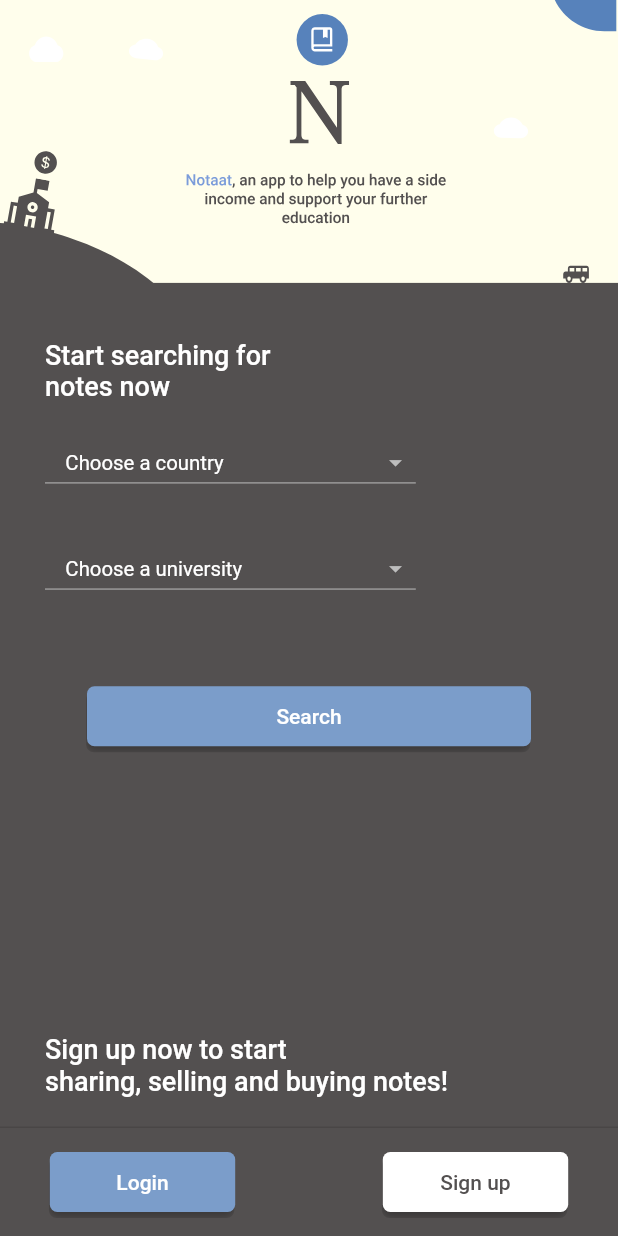
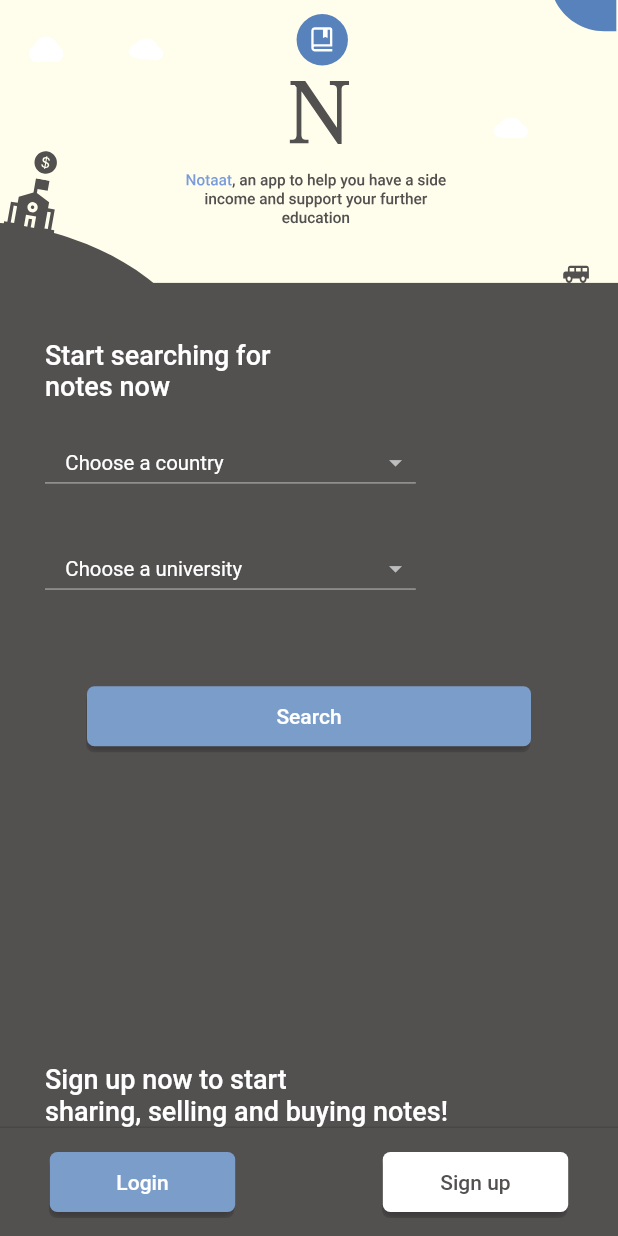
Before and after one commit to Mustafa-alsoffi/Notaat, a Flutter app: the screen it shows after launch, on a phone screen of 412 x 824 dp. Run offline on Flutter 3.47's test engine with Material 2 defaults, Android fonts, the phone set to English and light mode, and no system bars; our stand-ins replace bloc, cloud_firestore, dio, firebase_auth, firebase_core, flutter_bloc and 3 more; accounts and stored records are empty; network calls fail.

Commit message:
i deleted sizebox

```diff
--- a/lib/search/screens/Homepage.dart
+++ b/lib/search/screens/Homepage.dart
@@ -93,7 +93,8 @@
                               return DropdownMenuItem(
                                 value: value.name,
                                 child: SizedBox(
-                                    width: screenWidth * 0.6 , child: Text(value.name)),
+                                    width: screenWidth * 0.6,
+                                    child: Text(value.name)),
                               );
                             }).toList(),
                             onChange: (countryName) {
@@ -132,8 +133,10 @@
                                           width: 300,
                                           child: FittedBox(
                                               fit: BoxFit.fitWidth,
-                                              child:
-                                                  SizedBox(width: screenWidth * 0.6,child: Text(value.name ?? 'None'))))),
+                                              child: SizedBox(
+                                                  width: screenWidth * 0.6,
+                                                  child: Text(
+                                                      value.name ?? 'None'))))),
                                 );
                               }).toList(),
                               onChange: (value) {
@@ -173,7 +176,6 @@
                         fontWeight: FontWeight.w500)),
               ),
             ),
-            SizedBox(height: 20)
           ],
         ),
         persistentFooterButtons: [
```
